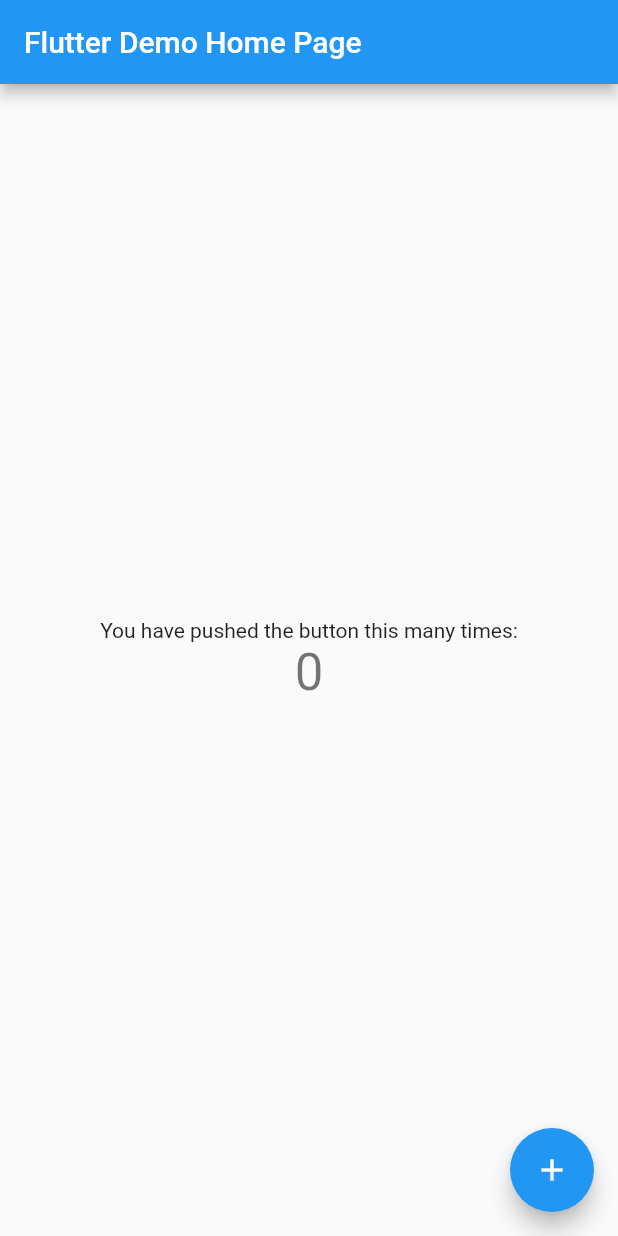
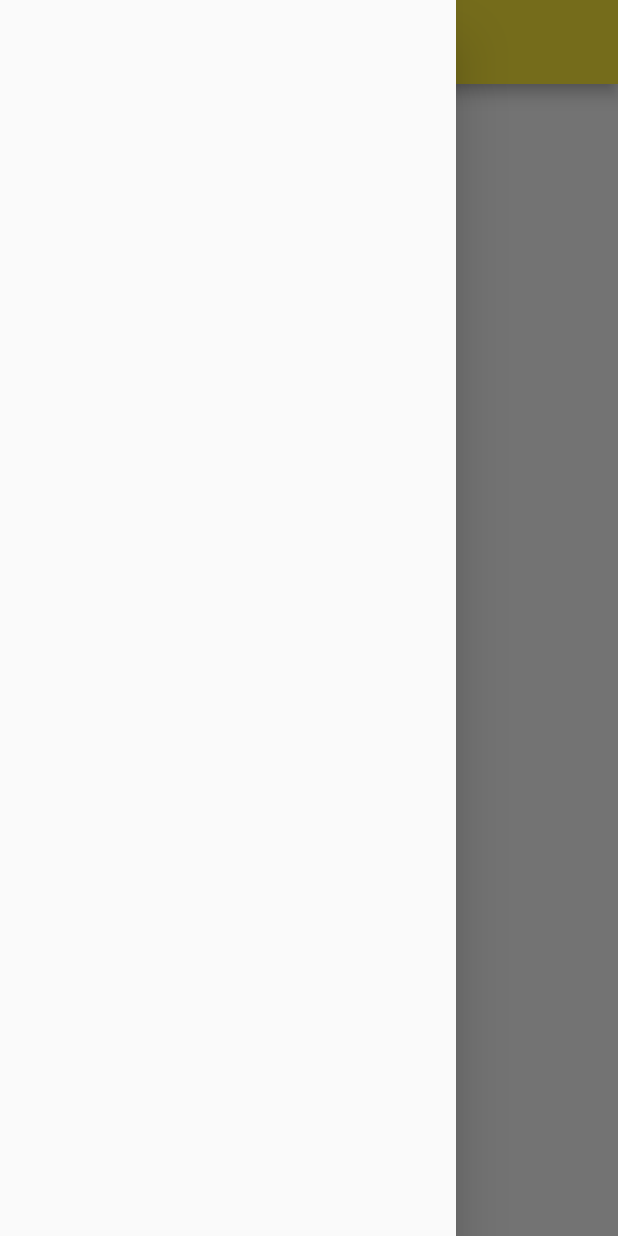
Before and after one commit to christiansc96/demo-firebase-flutter, a Flutter app: the screen it shows after launch, with the side drawer open (before the commit the screen has no drawer), on a phone screen of 412 x 824 dp. Run offline on Flutter 3.47's test engine with Material 2 defaults, Android fonts, the phone set to English and light mode, and no system bars; our stand-ins replace cloud_firestore, firebase_core; accounts and stored records are empty.

```diff
--- /dev/null
+++ b/itla/lib/home/models/talk.dart
@@ -0,0 +1,13 @@
+import 'package:flutter/cupertino.dart';
+
+class TalkDTO {
+  String uid;
+  String name;
+  bool active;
+
+  TalkDTO({@required this.uid, @required this.name, @required this.active});
+  TalkDTO.fromJson(dynamic json)
+      : uid = json["uid"],
+        name = json["name"],
+        active = json["active"];
+}
--- /dev/null
+++ b/itla/lib/home/screens/ui/home.dart
@@ -0,0 +1,39 @@
+import 'package:flutter/material.dart';
+import 'package:itla/home/models/talk.dart';
+import 'package:itla/home/repository/talk-controller.dart';
+
+class MyHome extends StatelessWidget {
+  @override
+  Widget build(BuildContext context) {
+    return Scaffold(
+      appBar: AppBar(
+        title: Text("GDSC ITLA"),
+      ),
+      drawer: Drawer(),
+      body: Container(
+        child: getTalks(),
+      ),
+    );
+  }
+
+  FutureBuilder<List<TalkDTO>> getTalks() => FutureBuilder<List<TalkDTO>>(
+      future: talks.getTalks(),
+      builder: (context, snapshot) {
+        if (!snapshot.hasData) {
+          return Container();
+        }
+
+        return ListView.builder(
+          physics: NeverScrollableScrollPhysics(),
+          itemCount: snapshot.data.length,
+          shrinkWrap: true,
+          itemBuilder: (context, index) => Text(
+            "${snapshot.data[index].name}",
+            textAlign: TextAlign.center,
+            style: TextStyle(
+              fontSize: 24,
+            ),
+          ),
+        );
+      });
+}
--- a/itla/lib/main.dart
+++ b/itla/lib/main.dart
@@ -1,117 +1,24 @@
+import 'package:firebase_core/firebase_core.dart';
 import 'package:flutter/material.dart';
+import 'package:itla/home/screens/ui/home.dart';
 
-void main() {
+void main() async {
+  WidgetsFlutterBinding.ensureInitialized();
+  await Firebase.initializeApp();
   runApp(MyApp());
 }
 
 class MyApp extends StatelessWidget {
-  // This widget is the root of your application.
   @override
   Widget build(BuildContext context) {
     return MaterialApp(
+      debugShowCheckedModeBanner: false,
       title: 'Flutter Demo',
       theme: ThemeData(
-        // This is the theme of your application.
-        //
-        // Try running your application with "flutter run". You'll see the
-        // application has a blue toolbar. Then, without quitting the app, try
-        // changing the primarySwatch below to Colors.green and then invoke
-        // "hot reload" (press "r" in the console where you ran "flutter run",
-        // or simply save your changes to "hot reload" in a Flutter IDE).
-        // Notice that the counter didn't reset back to zero; the application
-        // is not restarted.
-        primarySwatch: Colors.blue,
-        // This makes the visual density adapt to the platform that you run
-        // the app on. For desktop platforms, the controls will be smaller and
-        // closer together (more dense) than on mobile platforms.
+        primarySwatch: Colors.yellow,
         visualDensity: VisualDensity.adaptivePlatformDensity,
       ),
-      home: MyHomePage(title: 'Flutter Demo Home Page'),
+      home: MyHome(),
     );
   }
 }
-
-class MyHomePage extends StatefulWidget {
-  MyHomePage({Key key, this.title}) : super(key: key);
-
-  // This widget is the home page of your application. It is stateful, meaning
-  // that it has a State object (defined below) that contains fields that affect
-  // how it looks.
-
-  // This class is the configuration for the state. It holds the values (in this
-  // case the title) provided by the parent (in this case the App widget) and
-  // used by the build method of the State. Fields in a Widget subclass are
-  // always marked "final".
-
-  final String title;
-
-  @override
-  _MyHomePageState createState() => _MyHomePageState();
-}
-
-class _MyHomePageState extends State<MyHomePage> {
-  int _counter = 0;
-
-  void _incrementCounter() {
-    setState(() {
-      // This call to setState tells the Flutter framework that something has
-      // changed in this State, which causes it to rerun the build method below
-      // so that the display can reflect the updated values. If we changed
-      // _counter without calling setState(), then the build method would not be
-      // called again, and so nothing would appear to happen.
-      _counter++;
-    });
-  }
-
-  @override
-  Widget build(BuildContext context) {
-    // This method is rerun every time setState is called, for instance as done
-    // by the _incrementCounter method above.
-    //
-    // The Flutter framework has been optimized to make rerunning build methods
-    // fast, so that you can just rebuild anything that needs updating rather
-    // than having to individually change instances of widgets.
-    return Scaffold(
-      appBar: AppBar(
-        // Here we take the value from the MyHomePage object that was created by
-        // the App.build method, and use it to set our appbar title.
-        title: Text(widget.title),
-      ),
-      body: Center(
-        // Center is a layout widget. It takes a single child and positions it
-        // in the middle of the parent.
-        child: Column(
-          // Column is also a layout widget. It takes a list of children and
-          // arranges them vertically. By default, it sizes itself to fit its
-          // children horizontally, and tries to be as tall as its parent.
-          //
-          // Invoke "debug painting" (press "p" in the console, choose the
-          // "Toggle Debug Paint" action from the Flutter Inspector in Android
-          // Studio, or the "Toggle Debug Paint" command in Visual Studio Code)
-          // to see the wireframe for each widget.
-          //
-          // Column has various properties to control how it sizes itself and
-          // how it positions its children. Here we use mainAxisAlignment to
-          // center the children vertically; the main axis here is the vertical
-          // axis because Columns are vertical (the cross axis would be
-          // horizontal).
-          mainAxisAlignment: MainAxisAlignment.center,
-          children: <Widget>[
-            Text(
-              'You have pushed the button this many times:',
-            ),
-            Text(
-              '$_counter',
-              style: Theme.of(context).textTheme.headline4,
-            ),
-          ],
-        ),
-      ),
-      floatingActionButton: FloatingActionButton(
-        onPressed: _incrementCounter,
-        tooltip: 'Increment',
-        child: Icon(Icons.add),
-      ), // This trailing comma makes auto-formatting nicer for build methods.
-    );
-  }
-}
--- a/itla/pubspec.yaml
+++ b/itla/pubspec.yaml
@@ -23,6 +23,8 @@ environment:
 dependencies:
   flutter:
     sdk: flutter
+  firebase_core: ^0.7.0
+  cloud_firestore: ^0.16.0+1
 
 
   # The following adds the Cupertino Icons font to your application.
```
Also changed, not shown: itla/lib/home/repository/talk-controller.dart (added, +24 -0 lines), itla/lib/home/repository/talk-firebase-api.dart (added, +9 -0 lines), itla/pubspec.lock, 4 other files.
